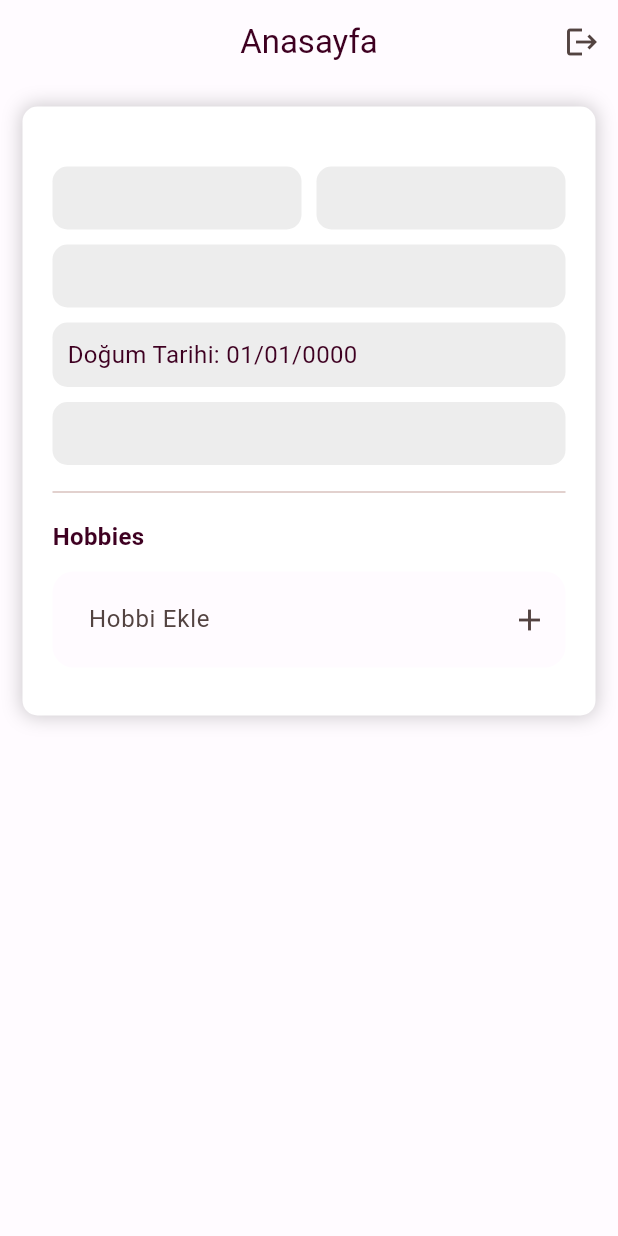
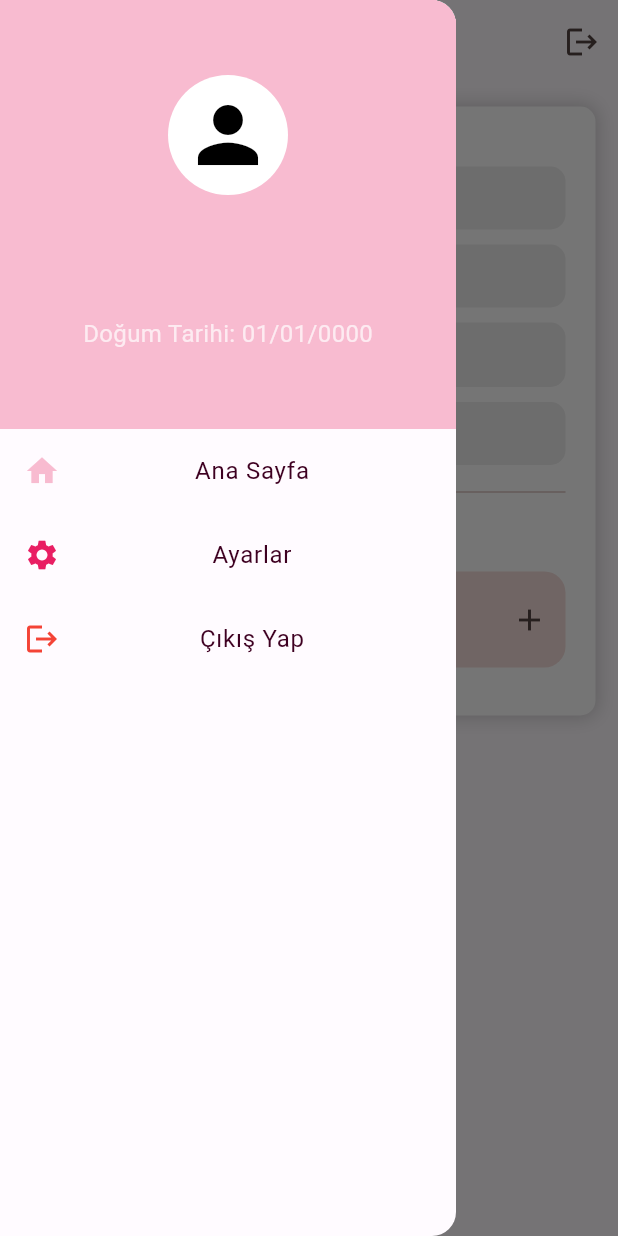
Before and after one commit to 1bilgisiz/hobi_app, a Flutter app: the HomeView screen opened by its route, with the side drawer open (before the commit the screen has no drawer), on a phone screen of 412 x 824 dp. Run offline on Flutter 3.47's test engine with Material 3 defaults, Android fonts, the phone set to English and light mode, and no system bars; our stand-ins replace cloud_firestore, email_validator, firebase_auth, firebase_core, go_router; accounts and stored records are empty; Roboto replaces fonts that are missing (Poppins).

Commit message:
drawer eklendi

```diff
--- /dev/null
+++ b/lib/App/Home/View/DrawerMenu.dart
@@ -0,0 +1,139 @@
+import 'package:flutter/material.dart';
+import 'package:hobiapp/App/Auth/Login/View/LoginView.dart';
+import 'package:hobiapp/App/Home/View/HomeView.dart';
+import 'package:intl/intl.dart';
+import 'package:provider/provider.dart';
+import 'package:hobiapp/App/Splash/View%20Model/SplashViewModel.dart';
+
+class DrawerMenu extends StatelessWidget {
+  const DrawerMenu({super.key});
+
+  @override
+  Widget build(BuildContext context) {
+    final splashVM = Provider.of<SplashViewModel>(context);
+
+    return Drawer(
+      child: Column(
+        children: [
+          Container(
+            width: MediaQuery.of(context).size.width,
+            color: Colors.pink.shade100,
+            child: Column(
+              children: [
+                const SizedBox(height: 50),
+                const SizedBox(
+                  width: 80,
+                  height: 80,
+                  child: CircleAvatar(
+                    backgroundColor: Colors.white,
+                    child: Icon(Icons.person,
+                        size: 60, color: Colors.black), // Boyut büyütüldü
+                  ),
+                ),
+                const SizedBox(height: 10),
+                Text(
+                  '${splashVM.user.name} ${splashVM.user.surname}', // İsim ve soyisim birleştirildi
+                  style: const TextStyle(
+                      fontSize: 20,
+                      fontWeight: FontWeight.bold,
+                      color: Colors.white),
+                ),
+                const SizedBox(height: 10),
+                Text(
+                  splashVM.user.email,
+                  style: const TextStyle(fontSize: 16, color: Colors.white70),
+                ),
+                const SizedBox(height: 10),
+                Text(
+                  "Doğum Tarihi: ${DateFormat("dd/MM/yyyy").format(splashVM.user.birthOfDate)}",
+                  style: const TextStyle(
+                      fontWeight: FontWeight.w400,
+                      fontSize: 16,
+                      color: Colors.white70),
+                ),
+                const SizedBox(height: 10),
+                Text(
+                  splashVM.user.biography,
+                  style: const TextStyle(
+                      fontWeight: FontWeight.w400,
+                      fontSize: 16,
+                      color: Colors.white70),
+                ),
+                const SizedBox(height: 20),
+              ],
+            ),
+          ),
+
+          // Menu Items
+          Expanded(
+            child: Column(
+              children: [
+                // Home Menu Item
+                ListTile(
+                  leading: Icon(Icons.home, color: Colors.pink.shade100),
+                  title: const Center(
+                    child: Text('Ana Sayfa'),
+                  ),
+                  onTap: () {
+                    Navigator.push(
+                        context,
+                        MaterialPageRoute(
+                            builder: (context) => const HomeView()));
+                  },
+                ),
+
+                // Settings Menu Item
+                ListTile(
+                  leading: const Icon(Icons.settings, color: Colors.pink),
+                  title: const Center(
+                    child: Text('Ayarlar'),
+                  ),
+                  onTap: () {
+                    Navigator.of(context).pushNamed('/settings');
+                  },
+                ),
+
+                // Logout Menu Item
+                ListTile(
+                  leading: const Icon(Icons.logout, color: Colors.red),
+                  title: const Center(
+                    child: Text('Çıkış Yap'),
+                  ),
+                  onTap: () {
+                    _showLogoutDialog(context);
+                  },
+                ),
+              ],
+            ),
+          ),
+        ],
+      ),
+    );
+  }
+
+  // Logout Confirmation Dialog
+  void _showLogoutDialog(BuildContext context) {
+    showDialog(
+      context: context,
+      builder: (context) {
+        return AlertDialog(
+          title: const Text('Çıkış Yap'),
+          content: const Text('Çıkış yapmak istediğinize emin misiniz?'),
+          actions: [
+            TextButton(
+              onPressed: () => Navigator.of(context).pop(),
+              child: const Text('İptal'),
+            ),
+            ElevatedButton(
+              onPressed: () {
+                Navigator.push(context,
+                    MaterialPageRoute(builder: (context) => const LoginView()));
+              },
+              child: const Text('Çıkış Yap'),
+            ),
+          ],
+        );
+      },
+    );
+  }
+}
--- a/lib/App/Home/View/HomeView.dart
+++ b/lib/App/Home/View/HomeView.dart
@@ -3,6 +3,7 @@ import 'package:go_router/go_router.dart';
 import 'package:hobiapp/App/Components/MainFormTextField.dart';
 import 'package:hobiapp/App/Home/View%20Model/HomeViewModel.dart';
 import 'package:hobiapp/App/Home/View/Components/InfromationWidget.dart';
+import 'package:hobiapp/App/Home/View/drawerMenu.dart';
 import 'package:hobiapp/App/Splash/View%20Model/SplashViewModel.dart';
 import 'package:hobiapp/Utils/Default.dart';
 import 'package:hobiapp/Utils/Palette.dart';
@@ -18,20 +19,27 @@ class HomeView extends StatefulWidget {
 
 class _HomeViewState extends State<HomeView> {
   final GlobalKey<FormState> _homeFormkey = GlobalKey<FormState>();
+  final GlobalKey<ScaffoldState> _scaffoldkey = GlobalKey<ScaffoldState>();
+
   @override
   Widget build(BuildContext context) {
     final splashVM = Provider.of<SplashViewModel>(context);
     final homeVM = Provider.of<HomeViewModel>(context);
     final width = MediaQuery.of(context).size.width;
-    return WillPopScope(
-      onWillPop: () async {
-        return false;
-      },
+    return PopScope(
+      canPop: false,
       child: Scaffold(
+        key: _scaffoldkey,
         appBar: AppBar(
           automaticallyImplyLeading: false,
           title: const Text("Anasayfa"),
           centerTitle: true,
+          leading: IconButton(
+            onPressed: () {
+              _scaffoldkey.currentState!.openDrawer();
+            },
+            icon: const Icon(Icons.menu),
+          ),
           actions: [
             IconButton(
               onPressed: () async {
@@ -44,6 +52,7 @@ class _HomeViewState extends State<HomeView> {
             ),
           ],
         ),
+        drawer: DrawerMenu(),
         body: Padding(
           padding: const EdgeInsets.symmetric(
               horizontal: Default.globalHPaddingValue),
--- a/lib/Data/Home/HomeServices.dart
+++ b/lib/Data/Home/HomeServices.dart
@@ -3,8 +3,10 @@ import 'package:cloud_firestore/cloud_firestore.dart';
 class HomeServices {
   final FirebaseFirestore _firestore = FirebaseFirestore.instance;
 
-  Future<bool> addHobby(
-      {required List<String> hobbies, required String id}) async {
+  Future<bool> addHobby({
+    required List<String> hobbies,
+    required String id,
+  }) async {
     try {
       final userData =
           await _firestore.collection("users").where('id', isEqualTo: id).get();
--- a/lib/Theme/AppTheme.dart
+++ b/lib/Theme/AppTheme.dart
@@ -34,11 +34,9 @@ class AppColorsScheme {
     errorContainer: Color(0xFFFFDAD6),
     onError: Color(0xFFFFFFFF),
     onErrorContainer: Color(0xFF410002),
-    background: Color(0xFFFFFBFF),
-    onBackground: Color(0xFF3E0021),
     surface: Color(0xFFFFFBFF),
     onSurface: Color(0xFF3E0021),
-    surfaceVariant: Color(0xFFF5DDDA),
+    surfaceContainerHighest: Color(0xFFF5DDDA),
     onSurfaceVariant: Color(0xFF534341),
     outline: Color(0xFF857370),
     onInverseSurface: Color(0xFFFFECF0),
@@ -68,11 +66,9 @@ class AppColorsScheme {
     errorContainer: Color(0xFF93000A),
     onError: Color(0xFF690005),
     onErrorContainer: Color(0xFFFFDAD6),
-    background: Color(0xFF3E0021),
-    onBackground: Color(0xFFFFD9E4),
     surface: Color(0xFF3E0021),
     onSurface: Color(0xFFFFD9E4),
-    surfaceVariant: Color(0xFF534341),
+    surfaceContainerHighest: Color(0xFF534341),
     onSurfaceVariant: Color(0xFFD8C2BE),
     outline: Color(0xFFA08C89),
     onInverseSurface: Color(0xFF3E0021),
```
Also changed, not shown: lib/App/Auth/Login/View/LoginView.dart (+55 -20 lines), DenerGroup.jpg (added), lib/firebase_options.dart.
